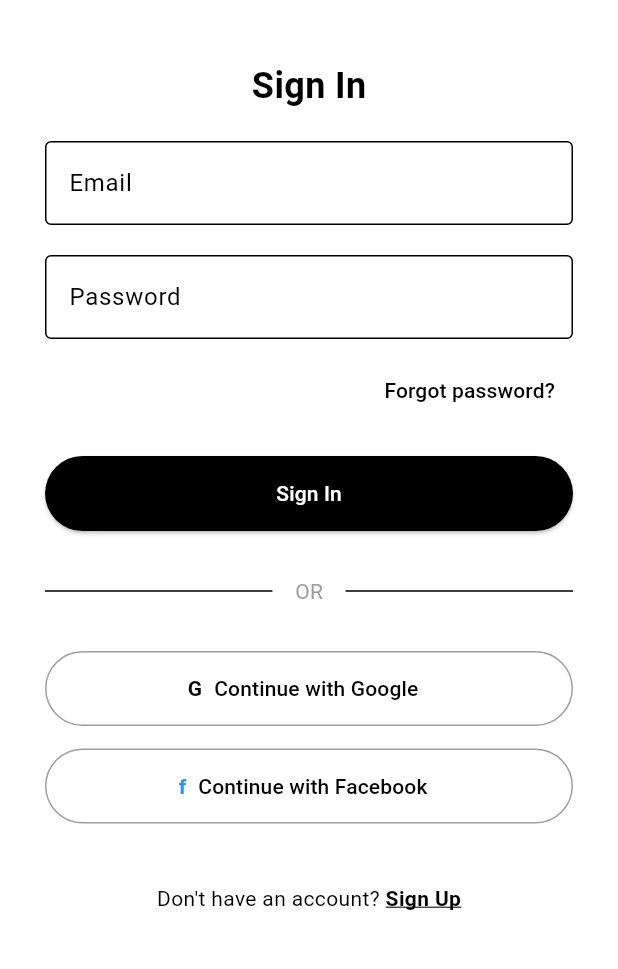
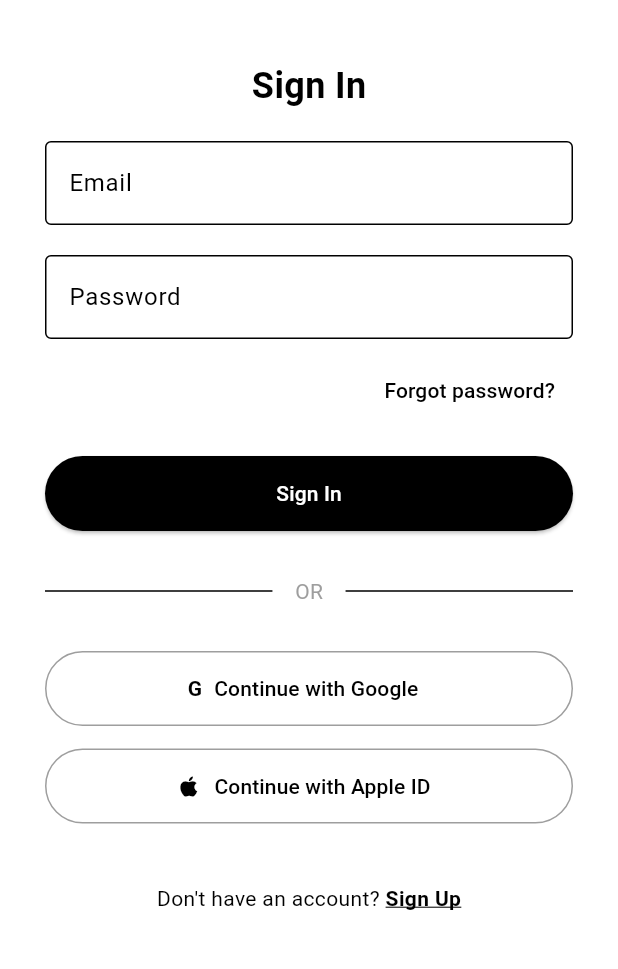
Before and after one commit to KemalIlkilic/pet-feeding, a Flutter app: the screen it shows after launch, on a phone screen of 412 x 824 dp, the part 258-1227 px from its top. Run offline on Flutter 3.47's test engine with Material 3 defaults, Android fonts, the phone set to English and light mode, and no system bars; our stand-ins replace cloud_firestore, firebase_auth, firebase_core, google_sign_in; accounts and stored records are empty.

Commit message:
Update login_screen.dart
i changed the login with facebook to login with apple id , logic is still the same

```diff
--- a/lib/screens/login_screen.dart
+++ b/lib/screens/login_screen.dart
@@ -179,14 +179,14 @@ class _LoginScreenState extends State<LoginScreen> {
                         side: const BorderSide(color: Colors.grey),
                       ),
                     ),
-                    const SizedBox(height: 15),
-                    OutlinedButton.icon(
-                      icon: const Text('f', style: TextStyle(fontWeight: FontWeight.bold, color: Colors.blue)),
-                      label: const Text('Continue with Facebook', style: TextStyle(color: Colors.black)),
-                      onPressed: _signInWithFacebook,
-                      style: OutlinedButton.styleFrom(
-                        minimumSize: const Size(double.infinity, 50),
-                        side: const BorderSide(color: Colors.grey),
+                   const SizedBox(height: 15),
+                   OutlinedButton.icon(
+                    icon: const Icon(Icons.apple, color: Colors.black),
+                    label: const Text('Continue with Apple ID', style: TextStyle(color: Colors.black)),
+                    onPressed: _signInWithFacebook, // Placeholder for now
+                    style: OutlinedButton.styleFrom(
+                      minimumSize: const Size(double.infinity, 50),
+                      side: const BorderSide(color: Colors.grey),
                       ),
                     ),
                     const SizedBox(height: 40),
```
